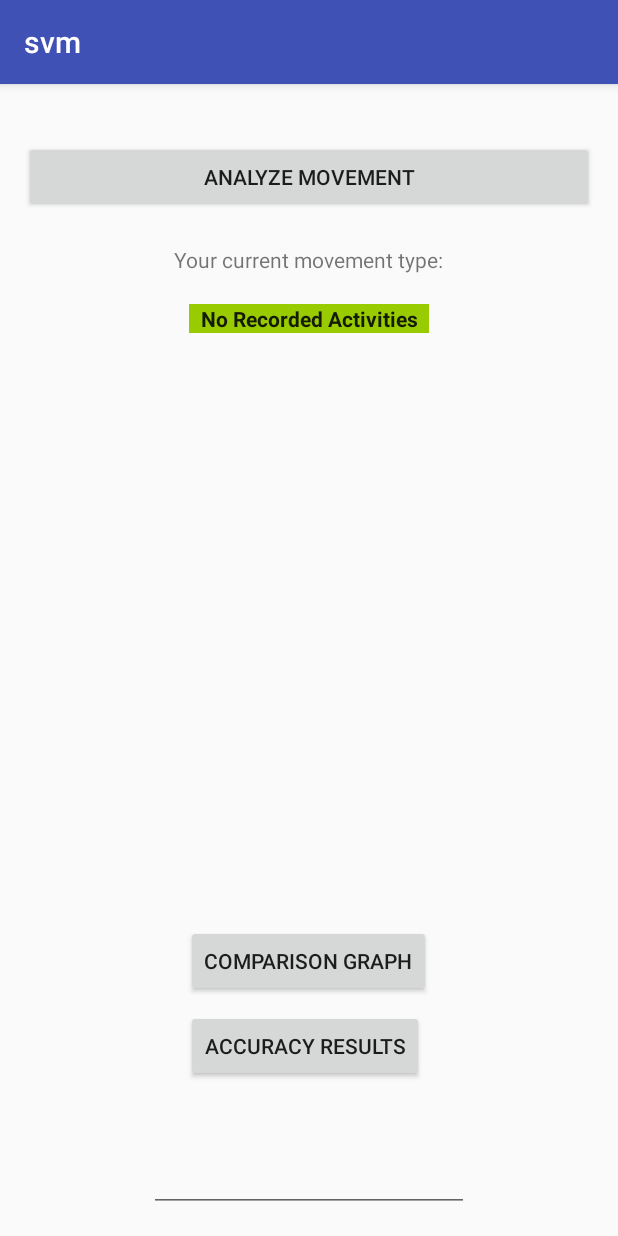
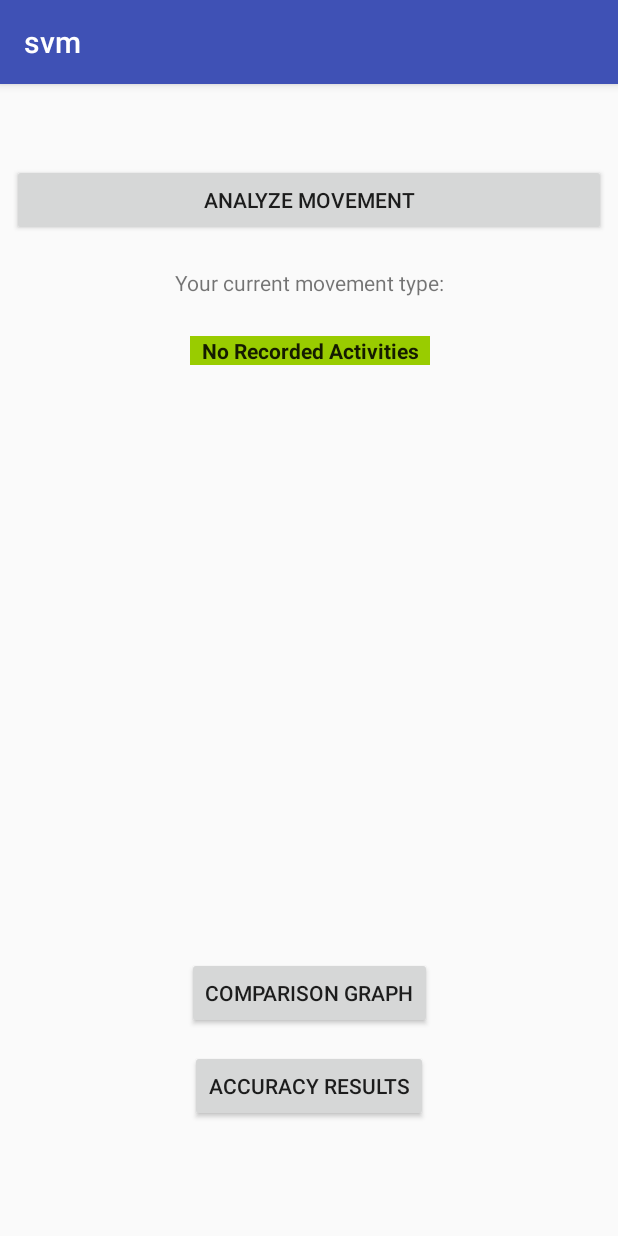
Before and after one commit to Schachte/support_vector_machines_android, an Android app: the screen it shows after launch (MainActivity), on a phone screen of 412 x 824 dp. Run offline under Robolectric (Android 15) with nearby library versions, the phone set to English and light mode, and no system bars; 1 statement that could not run was skipped.

Commit message:
Converted MainActivity to ConstraintLayout
Also changed editText to TextView

```diff
--- a/app/src/main/java/com/schachte/android/svm/Accelerometer.java
+++ b/app/src/main/java/com/schachte/android/svm/Accelerometer.java
@@ -14,6 +14,9 @@ import android.util.Log;
 import android.widget.EditText;
 import android.widget.TextView;
 import android.widget.Toast;
+
+import org.w3c.dom.Text;
+
 import java.lang.Math;;
 
 import static android.content.Context.SENSOR_SERVICE;
@@ -44,14 +47,14 @@ public class Accelerometer implements SensorEventListener {
     long lastSaved = System.currentTimeMillis();
     Activity mainAct;
     SVM supportVectorClassification;
-    EditText et1;
+    TextView et1;
     TextView activityLabel;
 
     public Accelerometer(Activity mainAct) {
 
         //Reference to the main activity
         this.mainAct = mainAct;
-        et1 = (EditText) this.mainAct.findViewById(R.id.log_data);
+        et1 = (TextView) this.mainAct.findViewById(R.id.log_data);
         activityLabel = (TextView)mainAct.findViewById(R.id.activity_type);
         supportVectorClassification = new SVM(mainAct);
 
@@ -110,7 +113,7 @@ public class Accelerometer implements SensorEventListener {
                 y_sum = 0;
                 z_sum = 0;
             } else {
-                et1.setText("LOG: " + Integer.toString(totalRecords) + "\n");
+                et1.setText("LOG: Datapoint " + Integer.toString(totalRecords + 1) + "\n");
             }
         }
     }
--- a/app/src/main/java/com/schachte/android/svm/MainActivity.java
+++ b/app/src/main/java/com/schachte/android/svm/MainActivity.java
@@ -1,6 +1,5 @@
 package com.schachte.android.svm;
 
-import android.app.Activity;
 import android.content.Context;
 import android.content.Intent;
 import android.content.IntentFilter;
--- a/app/src/main/res/layout/activity_main.xml
+++ b/app/src/main/res/layout/activity_main.xml
@@ -1,33 +1,43 @@
 <?xml version="1.0" encoding="utf-8"?>
-<RelativeLayout xmlns:android="http://schemas.android.com/apk/res/android"
-    xmlns:tools="http://schemas.android.com/tools"
-    android:id="@+id/activity_main"
-    android:layout_width="match_parent"
-    android:layout_height="match_parent"
-    android:paddingBottom="@dimen/activity_vertical_margin"
-    android:paddingLeft="@dimen/activity_horizontal_margin"
-    android:paddingRight="@dimen/activity_horizontal_margin"
-    android:paddingTop="@dimen/activity_vertical_margin"
-    tools:context="com.schachte.android.svm.MainActivity">
+<android.support.constraint.ConstraintLayout xmlns:android="http://schemas.android.com/apk/res/android"
+                                             xmlns:app="http://schemas.android.com/apk/res-auto"
+                                             xmlns:tools="http://schemas.android.com/tools"
+                                             android:id="@+id/activity_main"
+                                             android:layout_width="match_parent"
+                                             android:layout_height="match_parent"
+                                             tools:context="com.schachte.android.svm.MainActivity"
+                                             tools:layout_editor_absoluteY="81dp"
+                                             tools:layout_editor_absoluteX="0dp">
 
     <Button
         android:text="Analyze Movement"
-        android:layout_width="wrap_content"
+        android:layout_width="0dp"
         android:layout_height="wrap_content"
         android:id="@+id/begin_listener"
-        android:layout_below="@+id/textView"
-        android:layout_marginTop="22dp"
-        android:layout_alignParentStart="true"
-        android:layout_alignParentEnd="true" />
+        tools:layout_constraintTop_creator="1"
+        tools:layout_constraintRight_creator="1"
+        android:layout_marginStart="8dp"
+        android:layout_marginEnd="8dp"
+        app:layout_constraintRight_toRightOf="parent"
+        android:layout_marginTop="53dp"
+        tools:layout_constraintLeft_creator="1"
+        app:layout_constraintLeft_toLeftOf="parent"
+        app:layout_constraintTop_toTopOf="parent"/>
 
     <TextView
+        android:id="@+id/textView2"
+        android:layout_width="202dp"
+        android:layout_height="37dp"
+        android:layout_marginTop="21dp"
         android:text="Your current movement type:"
-        android:layout_width="wrap_content"
-        android:layout_height="wrap_content"
-        android:layout_marginTop="21dp"
-        android:id="@+id/textView2"
-        android:layout_below="@+id/begin_listener"
-        android:layout_centerHorizontal="true" />
+        android:textAlignment="center"
+        app:layout_constraintHorizontal_bias="0.502"
+        app:layout_constraintLeft_toLeftOf="parent"
+        app:layout_constraintRight_toRightOf="parent"
+        app:layout_constraintTop_toBottomOf="@+id/begin_listener"
+        tools:layout_constraintLeft_creator="1"
+        tools:layout_constraintRight_creator="1"
+        tools:layout_constraintTop_creator="1"/>
 
     <EditText
         android:layout_width="wrap_content"
@@ -40,35 +50,51 @@
         android:textAlignment="center"
         android:textStyle="normal|bold"
         android:background="@android:color/holo_green_light"
-        android:layout_marginTop="20dp"
-        android:layout_below="@+id/textView2"
-        android:layout_centerHorizontal="true" />
-
-    <EditText
-        android:layout_width="wrap_content"
-        android:layout_height="wrap_content"
-        android:inputType="textMultiLine"
-        android:ems="10"
-        android:id="@+id/log_data"
-        android:layout_alignParentBottom="true"
-        android:layout_centerHorizontal="true" />
+        tools:layout_constraintTop_creator="1"
+        tools:layout_constraintRight_creator="1"
+        app:layout_constraintRight_toRightOf="@+id/textView2"
+        android:layout_marginTop="8dp"
+        app:layout_constraintTop_toBottomOf="@+id/textView2"
+        tools:layout_constraintLeft_creator="1"
+        app:layout_constraintLeft_toLeftOf="@+id/textView2"/>
 
     <Button
         android:id="@+id/accuracy_resultsBtn"
         android:layout_width="wrap_content"
         android:layout_height="wrap_content"
-        android:layout_above="@+id/log_data"
-        android:layout_alignStart="@+id/goto_comparison_graph"
-        android:layout_marginBottom="41dp"
-        android:text="Accuracy Results"/>
+        android:text="Accuracy Results"
+        tools:layout_constraintBottom_creator="1"
+        android:layout_marginStart="2dp"
+        app:layout_constraintBottom_toBottomOf="parent"
+        tools:layout_constraintLeft_creator="1"
+        android:layout_marginBottom="76dp"
+        app:layout_constraintLeft_toLeftOf="@+id/goto_comparison_graph"
+        android:layout_marginLeft="1dp"/>
 
     <Button
         android:id="@+id/goto_comparison_graph"
         android:layout_width="wrap_content"
         android:layout_height="wrap_content"
-        android:layout_above="@+id/log_data"
-        android:layout_centerHorizontal="true"
-        android:layout_marginBottom="98dp"
-        android:text="Comparison Graph"/>
+        android:text="Comparison Graph"
+        tools:layout_constraintRight_creator="1"
+        tools:layout_constraintBottom_creator="1"
+        app:layout_constraintBottom_toTopOf="@+id/accuracy_resultsBtn"
+        app:layout_constraintRight_toRightOf="parent"
+        tools:layout_constraintLeft_creator="1"
+        android:layout_marginBottom="14dp"
+        app:layout_constraintLeft_toLeftOf="parent"/>
 
-</RelativeLayout>
+    <TextView
+        android:id="@+id/log_data"
+        android:layout_width="wrap_content"
+        android:layout_height="wrap_content"
+        android:layout_marginBottom="79dp"
+        app:layout_constraintBottom_toTopOf="@+id/goto_comparison_graph"
+        app:layout_constraintLeft_toLeftOf="parent"
+        app:layout_constraintRight_toRightOf="parent"
+        tools:layout_constraintBottom_creator="1"
+        tools:layout_constraintLeft_creator="1"
+        tools:layout_constraintRight_creator="1"
+        app:layout_constraintHorizontal_bias="0.501"/>
+
+</android.support.constraint.ConstraintLayout>
```
